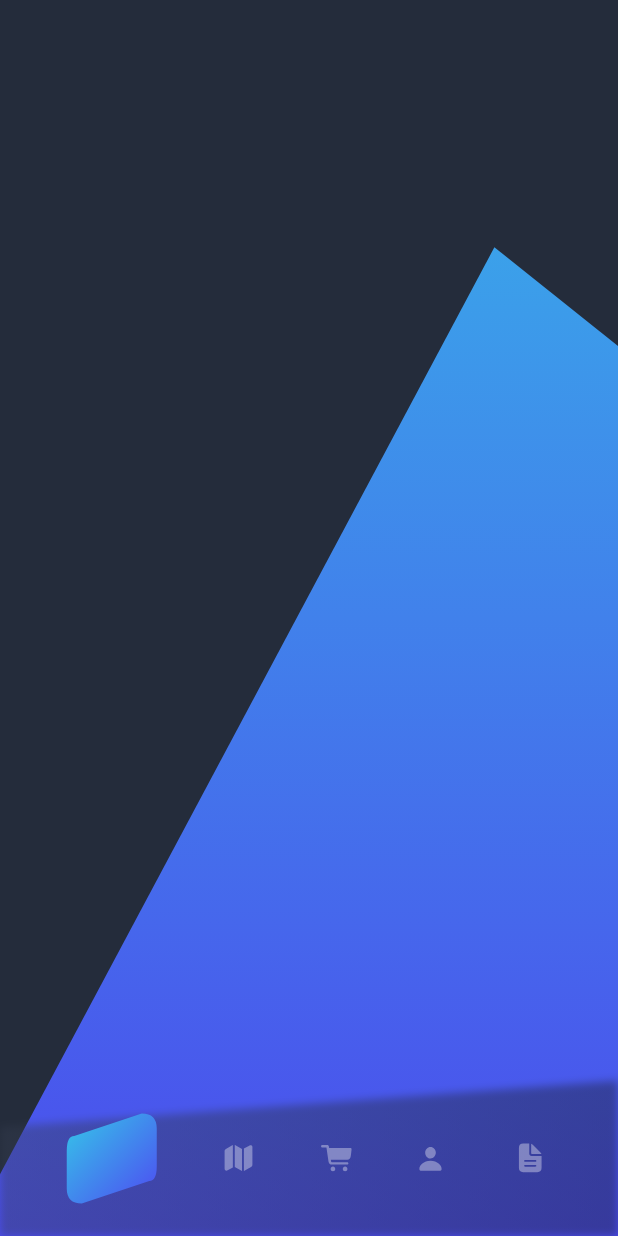
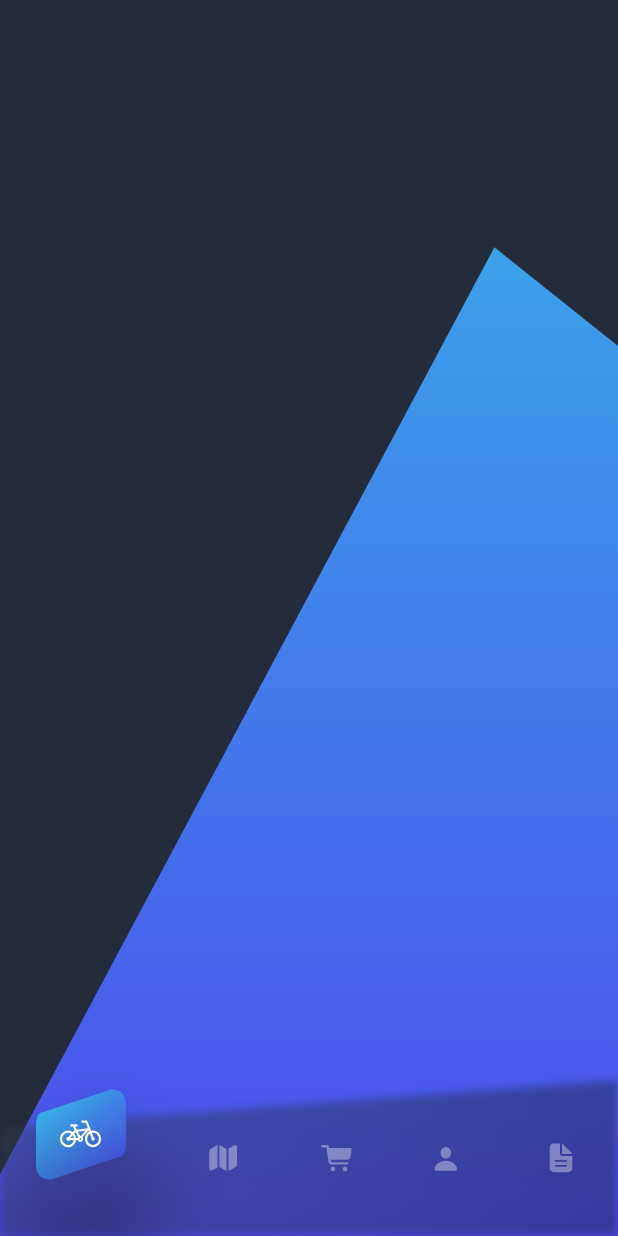
Before and after one commit to jabguru/Bike-Shopping, a Flutter app: the screen it shows after launch, on a phone screen of 412 x 824 dp. Run offline on Flutter 3.47's test engine with Material 3 defaults, Android fonts, the phone set to English and light mode, and no system bars; our stand-ins replace flutter_svg, vector_graphics.

Commit message:
working on navbar

```diff
--- a/lib/widgets/bottom_nav_bar.dart
+++ b/lib/widgets/bottom_nav_bar.dart
@@ -4,8 +4,15 @@ import 'package:flutter/material.dart';
 
 enum NavBarItem { home, map, cart, profile, doc }
 
-class BottomNavBar extends StatelessWidget {
+class BottomNavBar extends StatefulWidget {
   const BottomNavBar({super.key});
+
+  @override
+  State<BottomNavBar> createState() => _BottomNavBarState();
+}
+
+class _BottomNavBarState extends State<BottomNavBar> {
+  NavBarItem _selectedItem = NavBarItem.home;
 
   @override
   Widget build(BuildContext context) {
@@ -19,31 +26,54 @@ class BottomNavBar extends StatelessWidget {
             size: Size(double.infinity, 103.5),
             painter: BottomNavBarPainter(),
           ),
-          Row(
+          Padding(
+            padding: const EdgeInsets.symmetric(horizontal: 24.0),
+            child: Row(
               mainAxisSize: MainAxisSize.min,
-            mainAxisAlignment: MainAxisAlignment.spaceEvenly,
+              mainAxisAlignment: MainAxisAlignment.spaceBetween,
               children: [
                 NavIcon(
                   icon: Assets.images.navBarIcons.bicycle,
                   value: NavBarItem.home,
+                  selected: _selectedItem,
+                  onTap: () => setState(() {
+                    _selectedItem = NavBarItem.home;
+                  }),
                 ),
                 NavIcon(
                   icon: Assets.images.navBarIcons.map,
                   value: NavBarItem.map,
+                  selected: _selectedItem,
+                  onTap: () => setState(() {
+                    _selectedItem = NavBarItem.map;
+                  }),
                 ),
                 NavIcon(
                   icon: Assets.images.navBarIcons.cart,
                   value: NavBarItem.cart,
+                  selected: _selectedItem,
+                  onTap: () => setState(() {
+                    _selectedItem = NavBarItem.cart;
+                  }),
                 ),
                 NavIcon(
                   icon: Assets.images.navBarIcons.person,
                   value: NavBarItem.profile,
+                  selected: _selectedItem,
+                  onTap: () => setState(() {
+                    _selectedItem = NavBarItem.profile;
+                  }),
                 ),
                 NavIcon(
                   icon: Assets.images.navBarIcons.doc,
                   value: NavBarItem.doc,
+                  selected: _selectedItem,
+                  onTap: () => setState(() {
+                    _selectedItem = NavBarItem.doc;
+                  }),
                 ),
               ],
+            ),
           ),
         ],
       ),
@@ -52,19 +82,36 @@ class BottomNavBar extends StatelessWidget {
 }
 
 class NavIcon extends StatelessWidget {
-  const NavIcon({required this.icon, required this.value, super.key});
+  const NavIcon({
+    required this.icon,
+    required this.value,
+    required this.selected,
+    required this.onTap,
+    super.key,
+  });
   final SvgGenImage icon;
   final NavBarItem value;
+  final NavBarItem selected;
+  final VoidCallback onTap;
 
   @override
   Widget build(BuildContext context) {
-    bool isSelected = value == NavBarItem.home;
-    return isSelected
-        ? CustomContainer()
-        : icon.svg(
+    return selected == value
+        ? Padding(
+            padding: const EdgeInsets.only(bottom: 32.0),
+            child: CustomContainer(
+              child: icon.svg(
+                colorFilter: ColorFilter.mode(Colors.white, BlendMode.srcIn),
+              ),
+            ),
+          )
+        : GestureDetector(
+            onTap: onTap,
+            child: icon.svg(
               colorFilter: ColorFilter.mode(
-              isSelected ? Colors.white : Colors.white.withValues(alpha: 0.6),
+                Colors.white.withValues(alpha: 0.6),
                 BlendMode.srcIn,
+              ),
             ),
           );
   }
@@ -88,22 +135,6 @@ class BottomNavBarPainter extends CustomPainter {
       )
       ..maskFilter = MaskFilter.blur(BlurStyle.normal, 3);
 
-    // final strokeGradient = LinearGradient(
-    //   colors: [
-    //     Color(0xFFFFFFFF).withValues(alpha: .2),
-    //     Color(0xFF000000).withValues(alpha: 0.0),
-    //   ],
-    //   begin: Alignment.centerLeft,
-    //   end: Alignment.centerRight,
-    // );
-
-    // final strokePaint = Paint()
-    //   ..shader = strokeGradient.createShader(
-    //     Rect.fromLTWH(0, 0, size.width, size.height),
-    //   )
-    //   ..style = PaintingStyle.stroke
-    //   ..strokeWidth = 2.0;
-
     final path = Path()
       ..moveTo(0, size.height * 0.30)
       ..lineTo(size.width, 0)
@@ -111,17 +142,7 @@ class BottomNavBarPainter extends CustomPainter {
       ..lineTo(0, size.height)
       ..close();
 
-    // final inset = strokePaint.strokeWidth / 2;
-    //
-    // final strokePath = Path()
-    //   ..moveTo(inset, 20 + inset)
-    //   ..lineTo(size.width - inset, inset)
-    //   ..lineTo(size.width - inset, size.height - inset)
-    //   ..lineTo(inset, size.height - inset)
-    //   ..close();
-
     canvas.drawPath(path, fillPaint);
-    // canvas.drawPath(strokePath, strokePaint);
   }
 
   @override
--- a/lib/widgets/custom_container.dart
+++ b/lib/widgets/custom_container.dart
@@ -1,13 +1,26 @@
 import 'package:flutter/material.dart';
 
 class CustomContainer extends StatelessWidget {
-  const CustomContainer({super.key, this.width = 60, this.height = 60.0});
+  const CustomContainer({
+    super.key,
+    this.width = 60,
+    this.height = 60.0,
+    required this.child,
+  });
   final double width;
   final double height;
+  final Widget child;
 
   @override
   Widget build(BuildContext context) {
-    return CustomPaint(painter: ContainerPainter(), size: Size(width, height));
+    return Stack(
+      alignment: Alignment.center,
+
+      children: [
+        CustomPaint(painter: ContainerPainter(), size: Size(width, height)),
+        child,
+      ],
+    );
   }
 }
 
@@ -45,6 +58,7 @@ class ContainerPainter extends CustomPainter {
       ..close();
 
     canvas.drawPath(path, fillPaint);
+    canvas.drawShadow(path, Color(0xFF10141C).withValues(alpha: .60), 30, true);
   }
 
   @override
```
Lines whose indentation alone changed are shown as unchanged.
